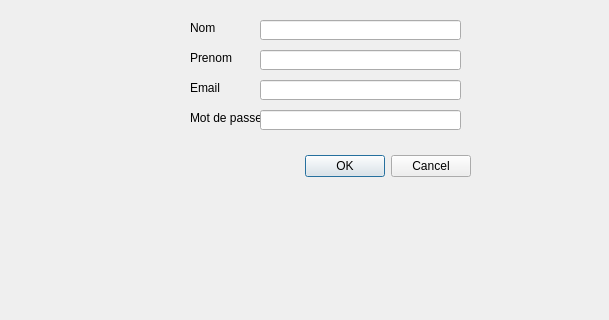
Qt form UI/Singup.ui (Rolerdxx/Car-Rental) before a commit; both pictures show x 280 to 889 and y 180 to 500 of the 889 by 500 pixel window.
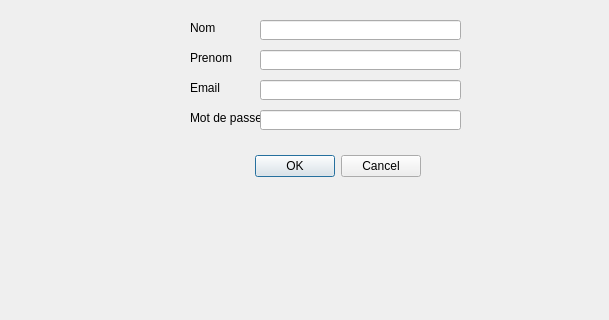
The same form after that commit. Icons and pictures are not drawn.

Commit message: signup validation update

```diff
--- a/UI/Singup.ui
+++ b/UI/Singup.ui
@@ -23,7 +23,7 @@
   <widget class="QDialogButtonBox" name="signupbtn">
    <property name="geometry">
     <rect>
-     <x>410</x>
+     <x>360</x>
      <y>330</y>
      <width>341</width>
      <height>32</height>
```
The commit also changes 1 other file.
